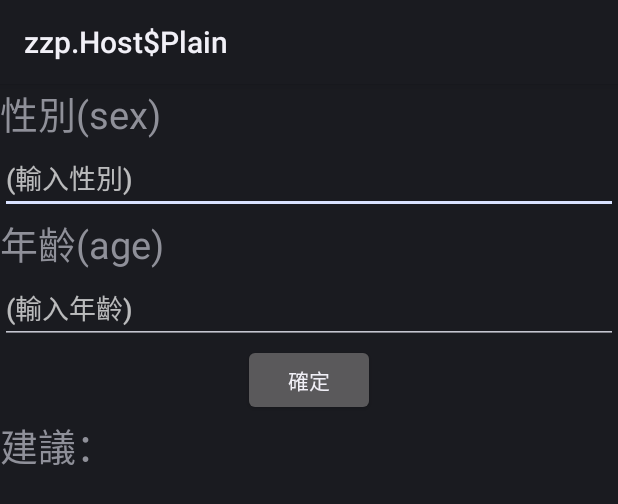
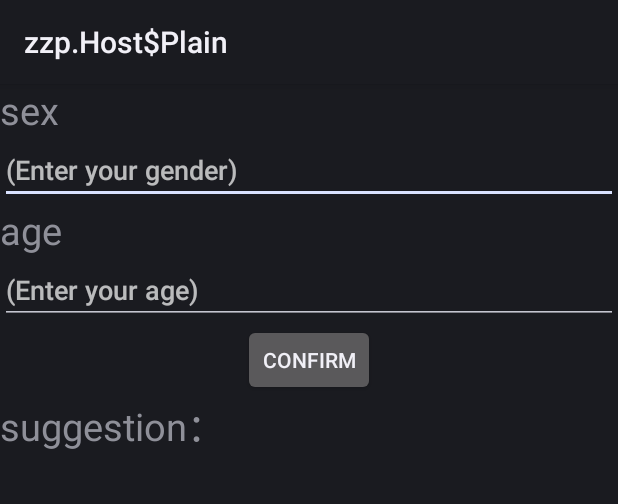
Before and after one commit to YoLo9803/Android-HW, an Android app: the layout activity_main.xml on its own in the app's theme, with its tools: preview values and no code run, on a phone screen of 412 x 824 dp. Shown: the top 504 px of the screen. Run offline under Robolectric (Android 15) with nearby library versions, the phone set to English and light mode, and no system bars.

Commit message:
HW#2 Ver1.0

```diff
--- a/MarrageSuggest/base/src/main/res/values/strings.xml
+++ b/MarrageSuggest/base/src/main/res/values/strings.xml
@@ -1,15 +1,15 @@
 <resources>
-    <string name="app_name">婚姻建議</string>
-    <string name="sex">性別</string>
-    <string name="sex_hint">(輸入性別)</string>
-    <string name="age">年齡</string>
-    <string name="age_hint">(輸入年齡)</string>
-    <string name="btn_ok">確定</string>
-    <string name="suggestion">建議：</string>
-    <string name="sug_not_hurry">還不急。</string>
-    <string name="sug_get_married">趕快結婚！</string>
-    <string name="sug_find_couple">開始找對象。</string>
-    <string name="sug_error">請輸入男或女</string>
-    <string name="sex_male">男</string>
-    <string name="sex_female">女</string>
+    <string name="app_name">王方顯</string>
+    <string name="sex">sex</string>
+    <string name="sex_hint">(Enter your gender)</string>
+    <string name="age">age</string>
+    <string name="age_hint">(Enter your age)</string>
+    <string name="btn_ok">confirm</string>
+    <string name="suggestion">suggestion：</string>
+    <string name="sug_not_hurry">Take your time.</string>
+    <string name="sug_get_married">Get married quickly!</string>
+    <string name="sug_find_couple">Find a couple.</string>
+    <string name="sug_error">Please Enter male or female</string>
+    <string name="sex_male">male</string>
+    <string name="sex_female">female</string>
 </resources>
--- a/MarrageSuggest/feature/src/main/res/values/strings.xml
+++ b/MarrageSuggest/feature/src/main/res/values/strings.xml
@@ -1,7 +1,7 @@
 <resources>
-    <string name="sex">性別(sex)</string>
-    <string name="edtSex">輸入性別</string>
-    <string name="age">年齡(age)</string>
-    <string name="edtAge">輸入年齡</string>
-    <string name="btn_ok">確定</string>
+    <string name="sex">sex</string>
+    <string name="edtSex">Enter your gender</string>
+    <string name="age">age</string>
+    <string name="edtAge">Enter your age</string>
+    <string name="btn_ok">Confirm</string>
 </resources>
```
